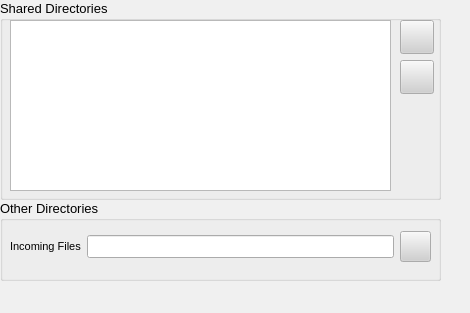
This is retroshare-gui/src/gui/Preferences/DirectoriesDialog.ui in RetroShare/RetroShare as Qt 5 draws it before an edit. The edited form follows.
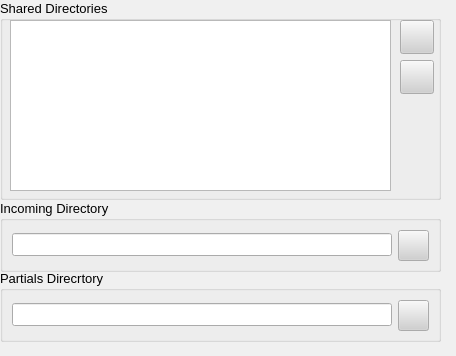
This is the edited form. Icons and pictures are not drawn.

Commit message: * Added for Partials Directory to Directories Dialog

What changed in the file:
```diff
--- a/retroshare-gui/src/gui/Preferences/DirectoriesDialog.ui
+++ b/retroshare-gui/src/gui/Preferences/DirectoriesDialog.ui
@@ -5,14 +5,12 @@
    <rect>
     <x>0</x>
     <y>0</y>
-    <width>470</width>
-    <height>313</height>
+    <width>456</width>
+    <height>356</height>
    </rect>
   </property>
   <property name="sizePolicy" >
-   <sizepolicy>
-    <hsizetype>7</hsizetype>
-    <vsizetype>7</vsizetype>
+   <sizepolicy vsizetype="Expanding" hsizetype="Expanding" >
     <horstretch>0</horstretch>
     <verstretch>0</verstretch>
    </sizepolicy>
@@ -509,43 +507,21 @@
      <x>0</x>
      <y>200</y>
      <width>441</width>
-     <height>81</height>
+     <height>72</height>
     </rect>
    </property>
    <property name="title" >
-    <string>Other Directories</string>
-   </property>
-   <widget class="QWidget" name="layoutWidget" >
-    <property name="geometry" >
-     <rect>
-      <x>10</x>
-      <y>30</y>
-      <width>421</width>
-      <height>34</height>
-     </rect>
+    <string>Incoming Directory</string>
     </property>
     <layout class="QGridLayout" >
-     <property name="margin" >
-      <number>0</number>
-     </property>
-     <property name="spacing" >
-      <number>6</number>
-     </property>
-     <item row="0" column="1" >
+    <item row="0" column="0" >
       <widget class="QLineEdit" name="incomingDir" >
        <property name="readOnly" >
         <bool>true</bool>
        </property>
       </widget>
      </item>
-     <item row="0" column="0" >
-      <widget class="QLabel" name="label_4" >
-       <property name="text" >
-        <string>&lt;html>&lt;head>&lt;meta name="qrichtext" content="1" />&lt;/head>&lt;body style=" white-space: pre-wrap; font-family:Arial; font-size:10pt; font-weight:400; font-style:normal; text-decoration:none;">&lt;p style=" margin-top:0px; margin-bottom:0px; margin-left:0px; margin-right:0px; -qt-block-indent:0; text-indent:0px;">&lt;span style=" font-size:8pt;">Incoming Files&lt;/span>&lt;/p>&lt;/body>&lt;/html></string>
-       </property>
-      </widget>
-     </item>
-     <item row="0" column="2" >
+    <item row="0" column="1" >
       <widget class="QPushButton" name="incomingButton" >
        <property name="minimumSize" >
         <size>
@@ -575,7 +551,6 @@
      </item>
     </layout>
    </widget>
-  </widget>
   <widget class="QGroupBox" name="groupBox" >
    <property name="geometry" >
     <rect>
@@ -667,6 +642,56 @@
     </property>
    </widget>
   </widget>
+  <widget class="QGroupBox" name="groupBox_3" >
+   <property name="geometry" >
+    <rect>
+     <x>0</x>
+     <y>270</y>
+     <width>441</width>
+     <height>72</height>
+    </rect>
+   </property>
+   <property name="title" >
+    <string>Partials Direcrtory</string>
+   </property>
+   <layout class="QGridLayout" >
+    <item row="0" column="0" >
+     <widget class="QLineEdit" name="partialsDir" >
+      <property name="readOnly" >
+       <bool>true</bool>
+      </property>
+     </widget>
+    </item>
+    <item row="0" column="1" >
+     <widget class="QPushButton" name="partialButton" >
+      <property name="minimumSize" >
+       <size>
+        <width>31</width>
+        <height>31</height>
+       </size>
+      </property>
+      <property name="maximumSize" >
+       <size>
+        <width>31</width>
+        <height>31</height>
+       </size>
+      </property>
+      <property name="text" >
+       <string/>
+      </property>
+      <property name="icon" >
+       <iconset resource="../images.qrc" >:/images/directoryselect_24x24_shadow.png</iconset>
+      </property>
+      <property name="iconSize" >
+       <size>
+        <width>24</width>
+        <height>24</height>
+       </size>
+      </property>
+     </widget>
+    </item>
+   </layout>
+  </widget>
  </widget>
  <tabstops>
   <tabstop>incomingDir</tabstop>
```
Lines whose indentation alone changed are shown as unchanged. The commit also changes 2 other files.
